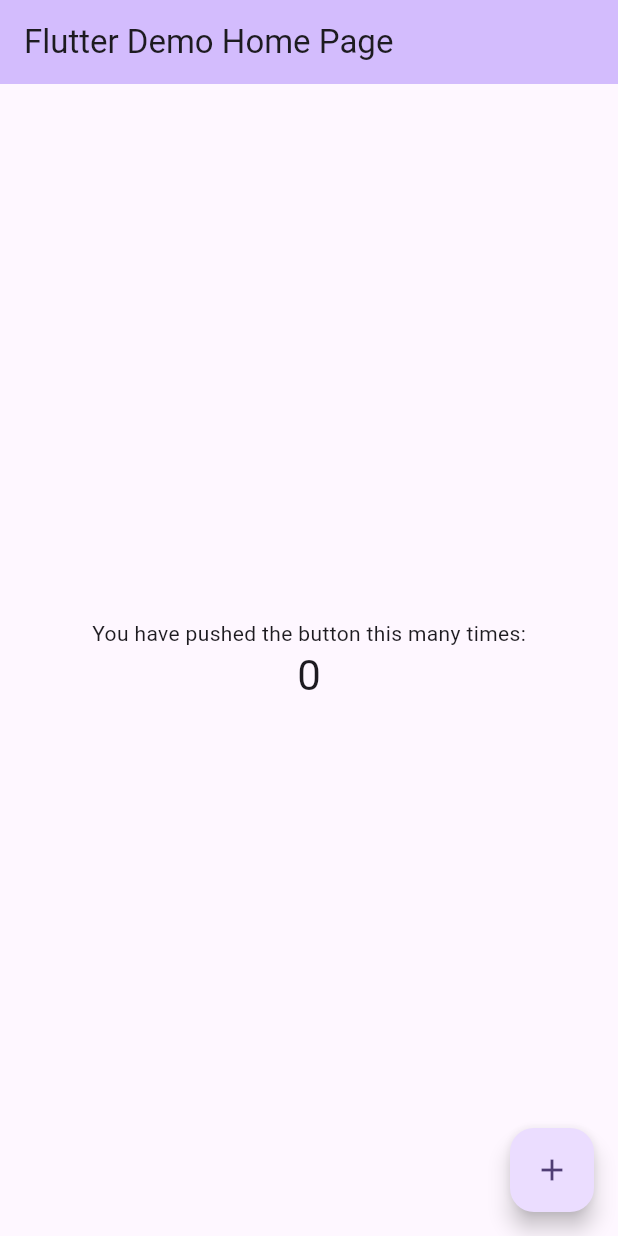
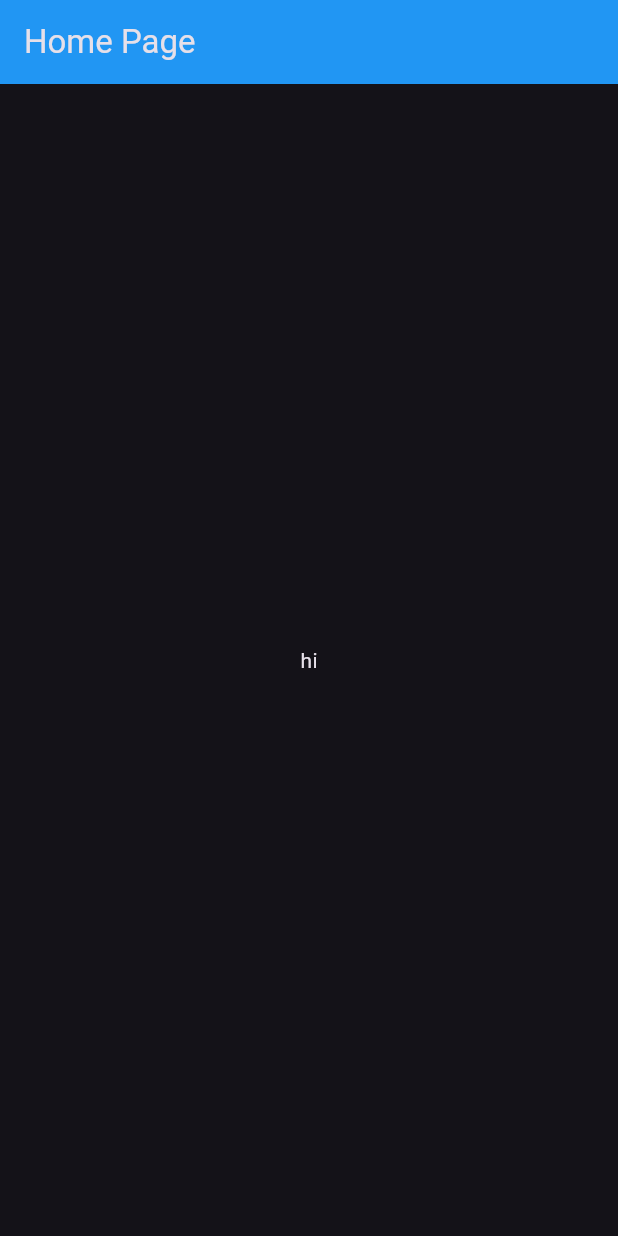
Before and after one commit to ahmedsss99921/notes_apps, a Flutter app: the screen it shows after launch, on a phone screen of 412 x 824 dp. Run offline on Flutter 3.47's test engine with Material 3 defaults, Android fonts, the phone set to English and light mode, and no system bars.

Commit message:
change theme

```diff
--- a/lib/main.dart
+++ b/lib/main.dart
@@ -1,122 +1,25 @@
 import 'package:flutter/material.dart';
 
 void main() {
-  runApp(const MyApp());
+  runApp(const NotesApp());
 }
 
-class MyApp extends StatelessWidget {
-  const MyApp({super.key});
+class NotesApp extends StatelessWidget {
+  const NotesApp({Key? key}) : super(key: key);
 
-  // This widget is the root of your application.
   @override
-  Widget build(BuildContext context) {
-    return MaterialApp(
-      title: 'Flutter Demo',
-      theme: ThemeData(
-        // This is the theme of your application.
-        //
-        // TRY THIS: Try running your application with "flutter run". You'll see
-        // the application has a purple toolbar. Then, without quitting the app,
-        // try changing the seedColor in the colorScheme below to Colors.green
-        // and then invoke "hot reload" (save your changes or press the "hot
-        // reload" button in a Flutter-supported IDE, or press "r" if you used
-        // the command line to start the app).
-        //
-        // Notice that the counter didn't reset back to zero; the application
-        // state is not lost during the reload. To reset the state, use hot
-        // restart instead.
-        //
-        // This works for code too, not just values: Most code changes can be
-        // tested with just a hot reload.
-        colorScheme: .fromSeed(seedColor: Colors.deepPurple),
-      ),
-      home: const MyHomePage(title: 'Flutter Demo Home Page'),
-    );
+  Widget build(BuildContext context){
+return MaterialApp(
+    theme: ThemeData.dark(),
+    home:Scaffold(appBar: AppBar(
+      title: const Text('Home Page'),
+      backgroundColor: Colors.blue ,
+    ),
+    body: Center(
+      child: Text('hi')
+    ),
+    ),
+);
+
   }
 }
-
-class MyHomePage extends StatefulWidget {
-  const MyHomePage({super.key, required this.title});
-
-  // This widget is the home page of your application. It is stateful, meaning
-  // that it has a State object (defined below) that contains fields that affect
-  // how it looks.
-
-  // This class is the configuration for the state. It holds the values (in this
-  // case the title) provided by the parent (in this case the App widget) and
-  // used by the build method of the State. Fields in a Widget subclass are
-  // always marked "final".
-
-  final String title;
-
-  @override
-  State<MyHomePage> createState() => _MyHomePageState();
-}
-
-class _MyHomePageState extends State<MyHomePage> {
-  int _counter = 0;
-
-  void _incrementCounter() {
-    setState(() {
-      // This call to setState tells the Flutter framework that something has
-      // changed in this State, which causes it to rerun the build method below
-      // so that the display can reflect the updated values. If we changed
-      // _counter without calling setState(), then the build method would not be
-      // called again, and so nothing would appear to happen.
-      _counter++;
-    });
-  }
-
-  @override
-  Widget build(BuildContext context) {
-    // This method is rerun every time setState is called, for instance as done
-    // by the _incrementCounter method above.
-    //
-    // The Flutter framework has been optimized to make rerunning build methods
-    // fast, so that you can just rebuild anything that needs updating rather
-    // than having to individually change instances of widgets.
-    return Scaffold(
-      appBar: AppBar(
-        // TRY THIS: Try changing the color here to a specific color (to
-        // Colors.amber, perhaps?) and trigger a hot reload to see the AppBar
-        // change color while the other colors stay the same.
-        backgroundColor: Theme.of(context).colorScheme.inversePrimary,
-        // Here we take the value from the MyHomePage object that was created by
-        // the App.build method, and use it to set our appbar title.
-        title: Text(widget.title),
-      ),
-      body: Center(
-        // Center is a layout widget. It takes a single child and positions it
-        // in the middle of the parent.
-        child: Column(
-          // Column is also a layout widget. It takes a list of children and
-          // arranges them vertically. By default, it sizes itself to fit its
-          // children horizontally, and tries to be as tall as its parent.
-          //
-          // Column has various properties to control how it sizes itself and
-          // how it positions its children. Here we use mainAxisAlignment to
-          // center the children vertically; the main axis here is the vertical
-          // axis because Columns are vertical (the cross axis would be
-          // horizontal).
-          //
-          // TRY THIS: Invoke "debug painting" (choose the "Toggle Debug Paint"
-          // action in the IDE, or press "p" in the console), to see the
-          // wireframe for each widget.
-          mainAxisAlignment: .center,
-          children: [
-            const Text('You have pushed the button this many times:'),
-            Text(
-              '$_counter',
-              style: Theme.of(context).textTheme.headlineMedium,
-            ),
-          ],
-        ),
-      ),
-      floatingActionButton: FloatingActionButton(
-        onPressed: _incrementCounter,
-        tooltip: 'Increment',
-        child: const Icon(Icons.add),
-      ),
-    );
-  }
-}
```
Also changed, not shown: lib/views/notes_views.dart (added), 1 other file.
